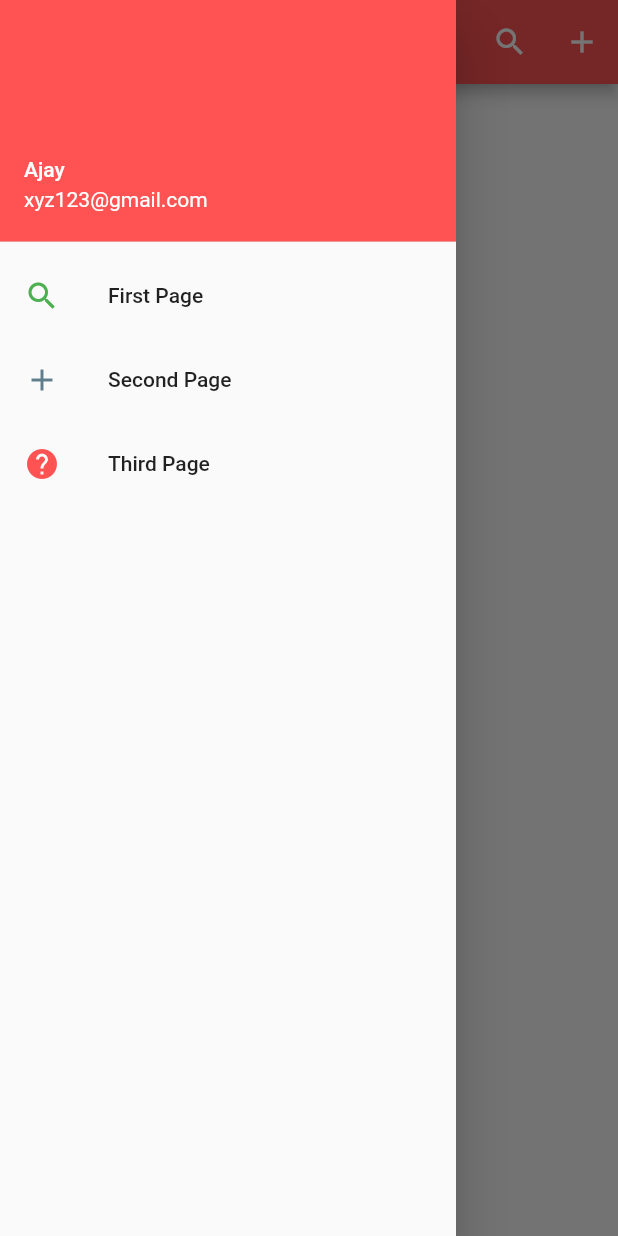
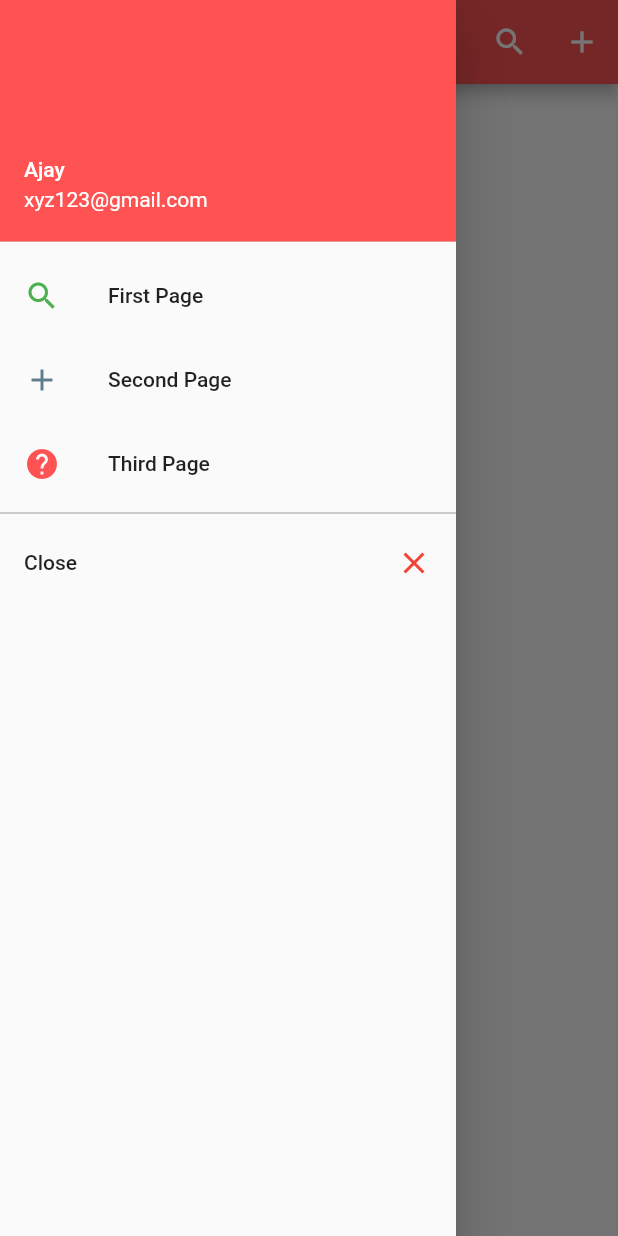
Before and after one commit to ajay1706/Firestore-fluter, a Flutter app: the screen it shows after launch, with the side drawer open, on a phone screen of 412 x 824 dp. Run offline on Flutter 3.47's test engine with Material 2 defaults, Android fonts, the phone set to English and light mode, and no system bars.

Commit message:
adding divider and close listTile to the Drawer

```diff
--- a/firestore_flutter/lib/homepage.dart
+++ b/firestore_flutter/lib/homepage.dart
@@ -47,6 +47,14 @@ class _HomePageState extends State<HomePage> {
               ListTile(
               title: Text("Third Page"),
               leading: Icon(Icons.help,color:Colors.redAccent),
+            ),
+            Divider(
+              height: 10,
+              color: Colors.grey,
+            ),
+              ListTile(
+              title: Text("Close "),
+              trailing: Icon(Icons.close,color:Colors.red),
             )
           ],
         ),
```
